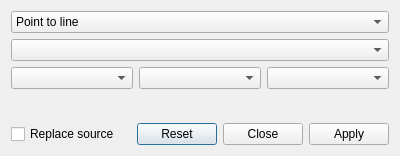
The window that joindialog.ui (Kuszki/EW-Database) describes before a commit, drawn with Qt 5.
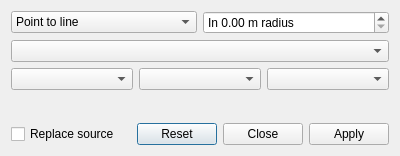
The same window after the commit. Icons and pictures are not drawn.

Commit message: Add radius control while joining

Diff of the .ui file:
```diff
--- a/joindialog.ui
+++ b/joindialog.ui
@@ -19,6 +19,8 @@
   </property>
   <layout class="QGridLayout" name="gridLayout">
    <item row="0" column="0" colspan="2">
+    <layout class="QHBoxLayout" name="joinLayout">
+     <item>
     <widget class="QComboBox" name="Type">
      <item>
       <property name="text">
@@ -37,6 +39,24 @@
      </item>
     </widget>
    </item>
+     <item>
+      <widget class="QDoubleSpinBox" name="Radius">
+       <property name="prefix">
+        <string>In </string>
+       </property>
+       <property name="suffix">
+        <string> m radius</string>
+       </property>
+       <property name="maximum">
+        <double>5.000000000000000</double>
+       </property>
+       <property name="singleStep">
+        <double>0.010000000000000</double>
+       </property>
+      </widget>
+     </item>
+    </layout>
+   </item>
    <item row="1" column="0" colspan="2">
     <widget class="QComboBox" name="Join"/>
    </item>
```
Left out of the diff: 2 changed lines with no effect on the pictures. Lines whose indentation alone changed are shown as unchanged. The commit also changes 6 other files.
